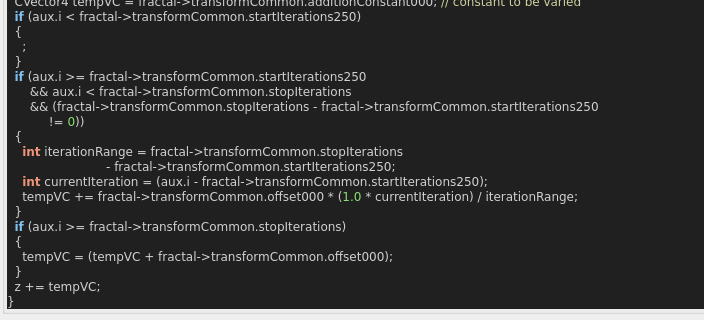
Old version of the form mandelbulber2/formula/ui/fractal_transf_add_constant_vary_v1.ui in the repository buddhi1980/mandelbulber2; both pictures show x 0 to 704 and y 296 to 616 of the 880 by 799 pixel window.
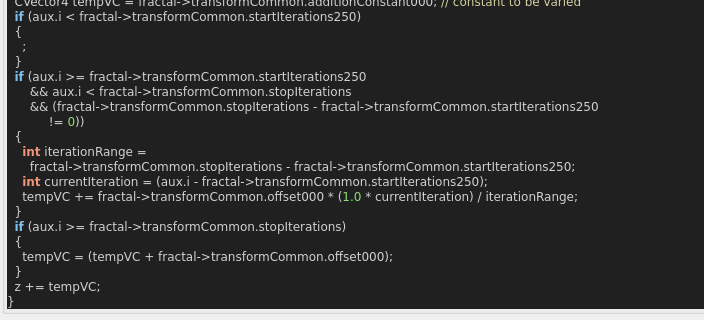
New version of the form. Custom widgets are drawn as their Qt base class.

The edit to the form file:
```diff
--- a/mandelbulber2/formula/ui/fractal_transf_add_constant_vary_v1.ui
+++ b/mandelbulber2/formula/ui/fractal_transf_add_constant_vary_v1.ui
@@ -502,8 +502,8 @@
       &lt;span style=&quot;color:#d0d0d0&quot;&gt;&amp;amp;&amp;amp; (&lt;/span&gt;fractal&lt;span style=&quot;color:#d0d0d0&quot;&gt;-&amp;gt;&lt;/span&gt;transformCommon&lt;span style=&quot;color:#d0d0d0&quot;&gt;.&lt;/span&gt;stopIterations &lt;span style=&quot;color:#d0d0d0&quot;&gt;-&lt;/span&gt; fractal&lt;span style=&quot;color:#d0d0d0&quot;&gt;-&amp;gt;&lt;/span&gt;transformCommon&lt;span style=&quot;color:#d0d0d0&quot;&gt;.&lt;/span&gt;startIterations250
            &lt;span style=&quot;color:#d0d0d0&quot;&gt;!=&lt;/span&gt; &lt;span style=&quot;color:#87df71&quot;&gt;0&lt;/span&gt;&lt;span style=&quot;color:#d0d0d0&quot;&gt;))&lt;/span&gt;
   &lt;span style=&quot;color:#d0d0d0&quot;&gt;{&lt;/span&gt;
-    &lt;span style=&quot;color:#f09479; font-weight:bold&quot;&gt;int&lt;/span&gt; iterationRange &lt;span style=&quot;color:#d0d0d0&quot;&gt;=&lt;/span&gt; fractal&lt;span style=&quot;color:#d0d0d0&quot;&gt;-&amp;gt;&lt;/span&gt;transformCommon&lt;span style=&quot;color:#d0d0d0&quot;&gt;.&lt;/span&gt;stopIterations
-                          &lt;span style=&quot;color:#d0d0d0&quot;&gt;-&lt;/span&gt; fractal&lt;span style=&quot;color:#d0d0d0&quot;&gt;-&amp;gt;&lt;/span&gt;transformCommon&lt;span style=&quot;color:#d0d0d0&quot;&gt;.&lt;/span&gt;startIterations250&lt;span style=&quot;color:#d0d0d0&quot;&gt;;&lt;/span&gt;
+    &lt;span style=&quot;color:#f09479; font-weight:bold&quot;&gt;int&lt;/span&gt; iterationRange &lt;span style=&quot;color:#d0d0d0&quot;&gt;=&lt;/span&gt;
+      fractal&lt;span style=&quot;color:#d0d0d0&quot;&gt;-&amp;gt;&lt;/span&gt;transformCommon&lt;span style=&quot;color:#d0d0d0&quot;&gt;.&lt;/span&gt;stopIterations &lt;span style=&quot;color:#d0d0d0&quot;&gt;-&lt;/span&gt; fractal&lt;span style=&quot;color:#d0d0d0&quot;&gt;-&amp;gt;&lt;/span&gt;transformCommon&lt;span style=&quot;color:#d0d0d0&quot;&gt;.&lt;/span&gt;startIterations250&lt;span style=&quot;color:#d0d0d0&quot;&gt;;&lt;/span&gt;
     &lt;span style=&quot;color:#f09479; font-weight:bold&quot;&gt;int&lt;/span&gt; currentIteration &lt;span style=&quot;color:#d0d0d0&quot;&gt;= (&lt;/span&gt;aux&lt;span style=&quot;color:#d0d0d0&quot;&gt;.&lt;/span&gt;i &lt;span style=&quot;color:#d0d0d0&quot;&gt;-&lt;/span&gt; fractal&lt;span style=&quot;color:#d0d0d0&quot;&gt;-&amp;gt;&lt;/span&gt;transformCommon&lt;span style=&quot;color:#d0d0d0&quot;&gt;.&lt;/span&gt;startIterations250&lt;span style=&quot;color:#d0d0d0&quot;&gt;);&lt;/span&gt;
     tempVC &lt;span style=&quot;color:#d0d0d0&quot;&gt;+=&lt;/span&gt; fractal&lt;span style=&quot;color:#d0d0d0&quot;&gt;-&amp;gt;&lt;/span&gt;transformCommon&lt;span style=&quot;color:#d0d0d0&quot;&gt;.&lt;/span&gt;offset000 &lt;span style=&quot;color:#d0d0d0&quot;&gt;* (&lt;/span&gt;&lt;span style=&quot;color:#87df71&quot;&gt;1.0&lt;/span&gt; &lt;span style=&quot;color:#d0d0d0&quot;&gt;*&lt;/span&gt; currentIteration&lt;span style=&quot;color:#d0d0d0&quot;&gt;) /&lt;/span&gt; iterationRange&lt;span style=&quot;color:#d0d0d0&quot;&gt;;&lt;/span&gt;
   &lt;span style=&quot;color:#d0d0d0&quot;&gt;}&lt;/span&gt;
```
